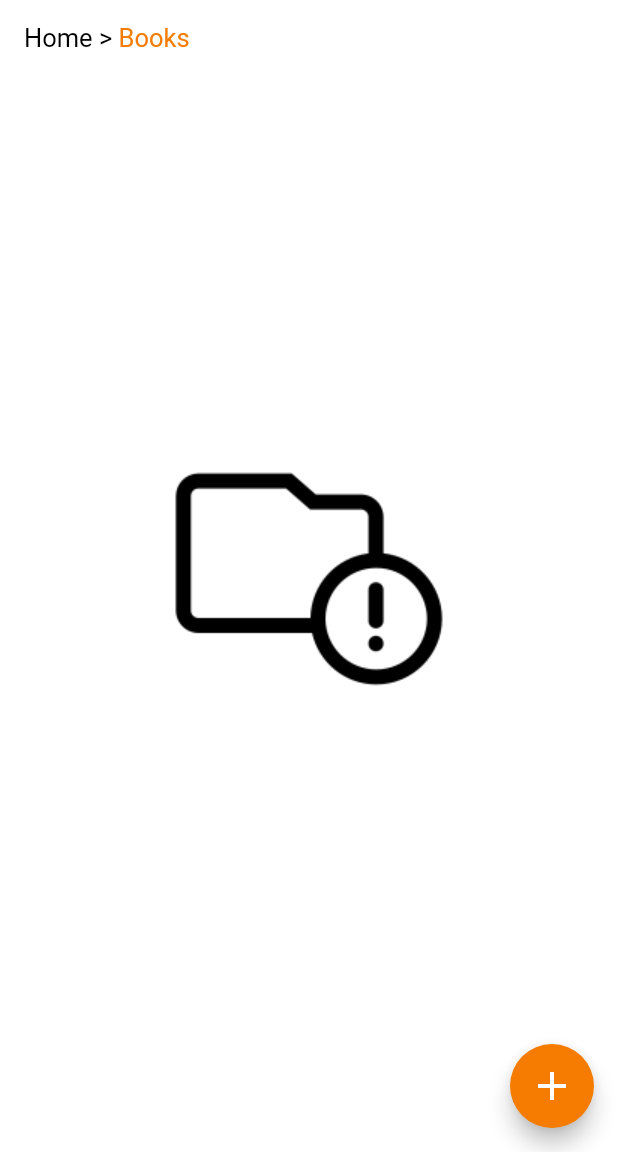
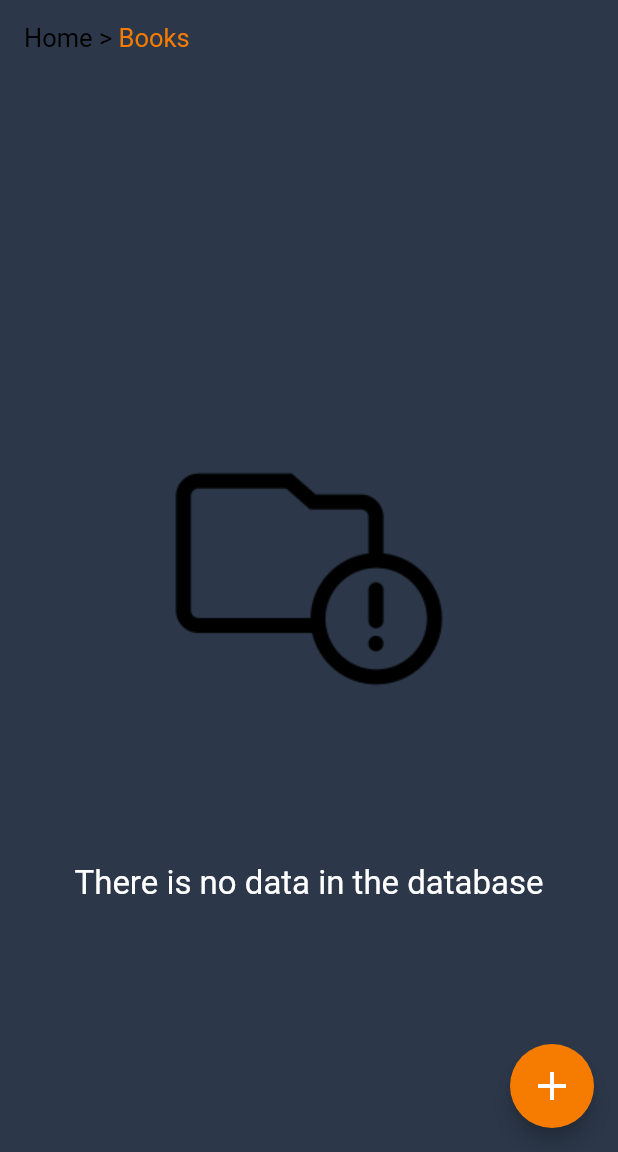
Before and after one commit to Med-Li-Jr/flutterInterfaces, a Flutter app: the screen it shows after launch, on a phone screen of 412 x 824 dp, the part 84-1236 px from its top. Run offline on Flutter 3.47's test engine with Material 2 defaults, Android fonts, the phone set to English and light mode, and no system bars; our stand-ins replace cloud_firestore, firebase_core; accounts and stored records are empty.

Commit message:
Version 2 Bleu Navy

```diff
--- a/lib/Utilities/CustomColor.dart
+++ b/lib/Utilities/CustomColor.dart
@@ -17,9 +17,9 @@ Version 1 Orange Blanc
 
 */
 
-  static final Color itemListColor = Color(0xFF2C384A);
-  static final Color mColorTextEdit = Colors.black;
-  static final Color primaryColor = Colors.white;
+  // static final Color itemListColor = Color(0xFF2C384A);
+  // static final Color mColorTextEdit = Colors.black;
+  // static final Color primaryColor = Colors.white;
 
 /*
 
@@ -27,9 +27,9 @@ Version 2 Bleu Navy
 
 */
 
-  // static final Color primaryColor = Color(0xFF2C384A);
-  // static final Color mColorTextEdit = Colors.white;
-  // static final Color itemListColor = Color(0xFFECEFF1);
+  static final Color primaryColor = Color(0xFF2C384A);
+  static final Color mColorTextEdit = Colors.white;
+  static final Color itemListColor = Color(0xFFECEFF1);
 
 
 }
--- a/lib/Views/Books/Dashboard/ItemList.dart
+++ b/lib/Views/Books/Dashboard/ItemList.dart
@@ -73,8 +73,8 @@ class ItemList extends StatelessWidget {
 
               return Ink(
                 decoration: BoxDecoration(
-                  color: CustomColors.itemListColor, // version 1 orange blanc
-                  // color: CustomColors.itemListColor.withOpacity(0.2), // version 2 bleu navy
+                  // color: CustomColors.itemListColor, // version 1 orange blanc
+                  color: CustomColors.itemListColor.withOpacity(0.2), // version 2 bleu navy
                   borderRadius: BorderRadius.circular(7.0),
                 ),
                 child: ListTile(
```
